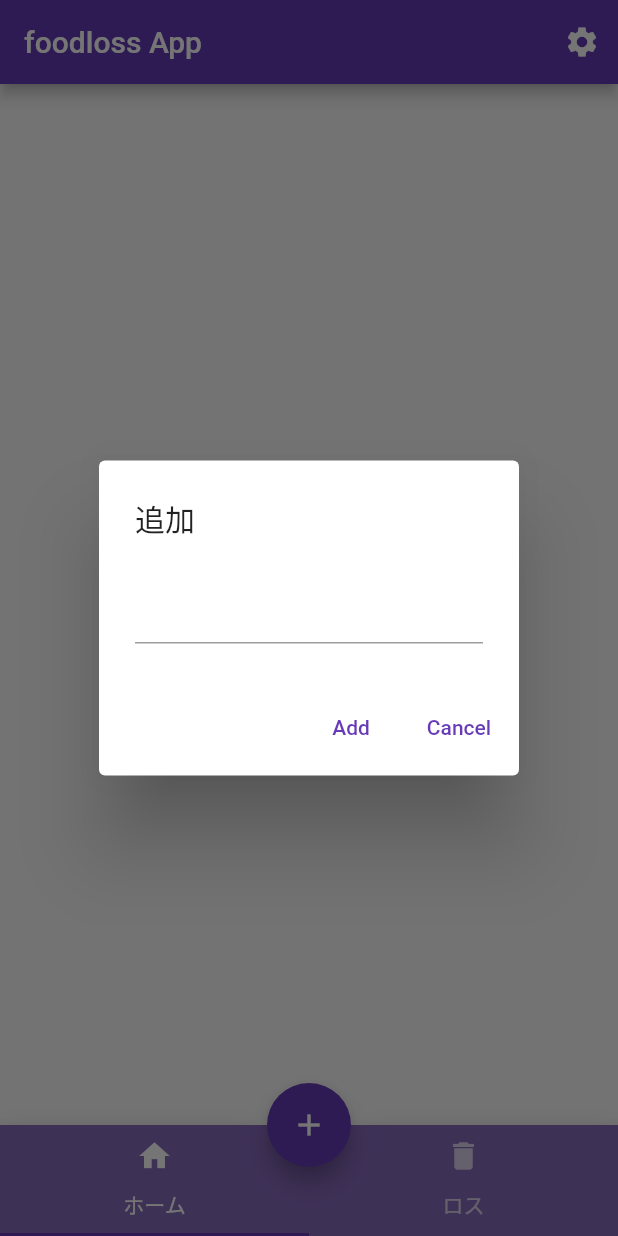
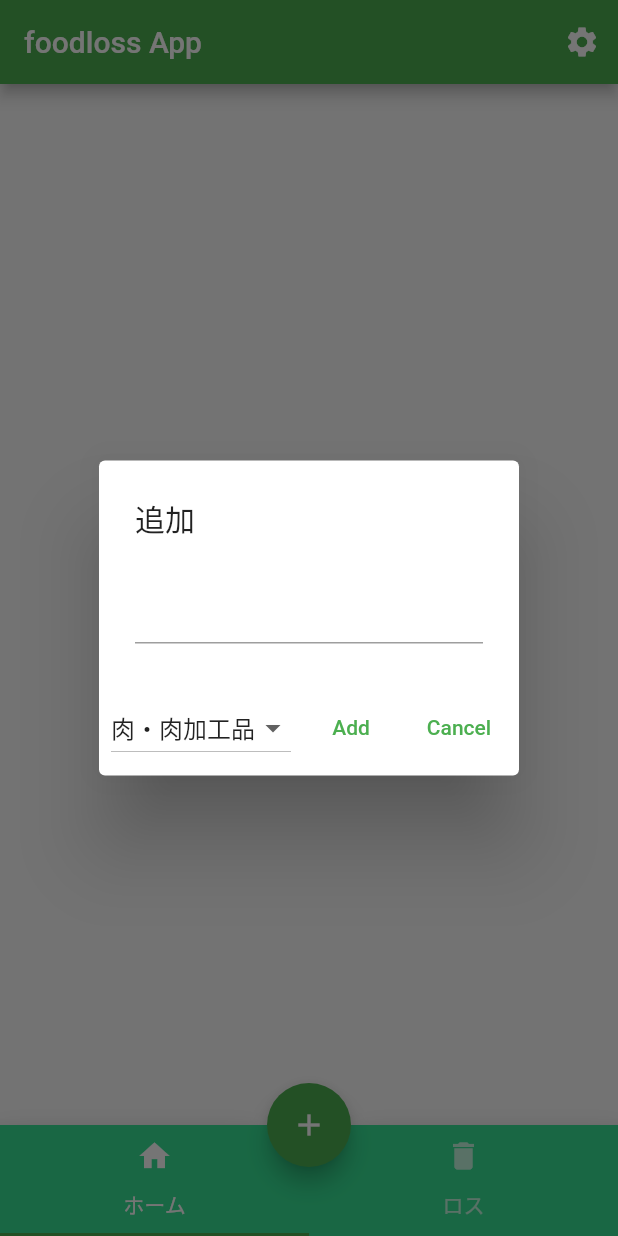
Before and after one commit to mksu000/foodloss2024, a Flutter app: the screen it shows after launch, after a tap on the "add" icon, on a phone screen of 412 x 824 dp. Run offline on Flutter 3.47's test engine with Material 2 defaults, Android fonts, the phone set to English and light mode, and no system bars; our stand-ins replace sqflite; accounts and stored records are empty.

Commit message:
カテゴリをセレクト可能

```diff
--- a/lib/DBtable.dart
+++ b/lib/DBtable.dart
@@ -56,7 +56,7 @@ class _FoodListScreen2State extends State<FoodListScreen2> {
               rows: memos.map((food) {
                 return DataRow(cells: [
                   DataCell(Text(food[FoodModel.columnId])),
-                  DataCell(Text("aaaa")),
+                  DataCell(Text(food[FoodModel.columcat]?? 'まだありません')),
                   DataCell(Text(food[FoodModel.columnContent])),
                 ]);
               }).toList(),
@@ -67,10 +67,12 @@ class _FoodListScreen2State extends State<FoodListScreen2> {
       floatingActionButton: FloatingActionButton(
         onPressed: () async {
           final content = await _showAddFoodDialog();
+          final selectedCat = await _showAddFoodDialog();
           if (content != null) {
             // Use the current time as a unique ID
             final id = DateTime.now().millisecondsSinceEpoch.toString();
-            await widget.foodModel.addFood(id, content);
+
+            await widget.foodModel.addFood(id, content,selectedCat!);
             setState(() {});
           }
         },
--- a/lib/main.dart
+++ b/lib/main.dart
@@ -29,7 +29,7 @@ class FoodApp extends StatelessWidget {
     return MaterialApp(
       title: '食品ロス',
       theme: ThemeData(
-        primarySwatch: Colors.deepPurple,
+        primarySwatch: Colors.green,
         fontFamily: 'Roboto',
       ),
       home: FoodListScreen(foodModel: foodModel),
@@ -50,12 +50,31 @@ class _FoodListScreenState extends State<FoodListScreen>
     with SingleTickerProviderStateMixin {
   List<Food> foods = [];
   TabController? _tabController;
+//カテゴリ
+
+  String? selectedCat = '肉・肉加工品';
+  List<String> lists = [];
 
   @override
   void initState() {
     super.initState();
     _tabController = TabController(length: 2, vsync: this);
     _loadFoods();
+    _loadCats();
+
+  }
+
+  Future<void> _loadCats() async {
+    var dbCat = await widget.foodModel.getCats();
+
+
+      lists = dbCat
+          .map((row) => row['category'].toString() )
+          .toList();
+
+        for(var str in lists){
+      print(str);
+    }
   }
 
   Future<void> _loadFoods() async {
@@ -125,7 +144,7 @@ class _FoodListScreenState extends State<FoodListScreen>
                       ),
                       trailing: const Icon(
                         Icons.chevron_right,
-                        color: Colors.deepPurple,
+                        color: Color.fromARGB(255, 60, 183, 58),
                       ),
                       onTap: () {
                         _navigateToFoodDetail(context, index);
@@ -137,6 +156,7 @@ class _FoodListScreenState extends State<FoodListScreen>
             },
           ),
           const Center(child: Text('ロスの内容')),
+
         ],
       ),
       floatingActionButtonLocation: FloatingActionButtonLocation.centerDocked,
@@ -145,12 +165,12 @@ class _FoodListScreenState extends State<FoodListScreen>
           _showAddFoodDialog(context);
         },
         child: const Icon(Icons.add),
-        backgroundColor: Colors.deepPurple,
+        backgroundColor: Colors.green,
       ),
       bottomNavigationBar: BottomAppBar(
         shape: const CircularNotchedRectangle(),
         child: Container(
-          color: const Color.fromARGB(255, 136, 106, 188),
+          color: Color.fromARGB(255, 54, 225, 148),
           child: TabBar(
             controller: _tabController,
             tabs: [
@@ -246,6 +266,8 @@ class _FoodListScreenState extends State<FoodListScreen>
     context: context,
     builder: (BuildContext dialogContext) {
       String newFood = '';
+      return StatefulBuilder(  // add this
+        builder: (BuildContext context, StateSetter setState) {  // and this
           return AlertDialog(
             title: const Text('追加'),
             content: TextField(
@@ -254,10 +276,23 @@ class _FoodListScreenState extends State<FoodListScreen>
               },
             ),
             actions: [
+              DropdownButton<String>(
+                items: lists
+                .map((String list)=>
+                    DropdownMenuItem(value: list ,child: Text(list)))
+                  .toList(),
+                onChanged: (String? value) {
+                  setState(() {
+                    selectedCat = value;
+                  });
+                },
+                value : selectedCat,
+              ),
               TextButton(
                 onPressed: () async {
                   final id = DateTime.now().millisecondsSinceEpoch.toString();
-                await widget.foodModel.addFood(id, newFood);
+                  // pass selectedCat to addFood function
+                  await widget.foodModel.addFood(id, newFood, selectedCat!);
                   _loadFoods();
                   Navigator.of(dialogContext).pop();
                 },
@@ -271,9 +306,12 @@ class _FoodListScreenState extends State<FoodListScreen>
               ),
             ],
           );
+        }  // and this
+      );  // and this
     },
   );
 }
+
 
   void _deleteFood(int index) async {
     await widget.foodModel.deleteFood(foods[index].id);
--- a/lib/memo.dart
+++ b/lib/memo.dart
@@ -2,24 +2,43 @@ import 'package:sqflite/sqflite.dart';
 
 class FoodModel {
   static const String tableFoods = 'foods';
+  static const String tableCat = 'Cat';
   static const String columnId = 'id';
   static const String columnContent = 'content';
-  static const String? columcat = 'cat';
+  static const String columcat = 'cat';
 
   late Database _database;
 
   Future<void> init() async {
     _database = await openDatabase(
-      'foodloss.db',
+      'foodloss２.db',
       version: 1,
-      onCreate: (db, version) {
-        return db.execute('''
+      onCreate: (db, version) async {
+        await db.execute('''
           CREATE TABLE $tableFoods (
             $columnId TEXT PRIMARY KEY,
             $columcat TEXT,
             $columnContent TEXT NOT NULL
           )
-        ''');
+
+          ''');
+
+        await db.execute('''
+           CREATE TABLE $tableCat (
+            category TEXT PRIMARY KEY
+          )
+          ''');
+
+        await db.execute('''
+          INSERT INTO $tableCat (category) VALUES
+             ('肉・肉加工品'),
+             ('水産物'),
+             ('野菜'),
+             ('果物'),
+             ('スイーツ')
+         ''');
+
+
       },
     );
   }
@@ -28,12 +47,17 @@ class FoodModel {
     return _database.query(tableFoods);
   }
 
-  Future<void> addFood(String id, String content) async {
+  Future<List<Map<String, dynamic>>> getCats() async {
+    return _database.query(tableCat);
+  }
+
+  Future<void> addFood(String id, String content, String selectedCat) async {
     await _database.insert(
       tableFoods,
       {
         columnId: id,
         columnContent: content,
+        columcat:selectedCat,
       },
     );
   }
```
Also changed, not shown: lib/notifi.dart (added, +109 -0 lines), 3 other files. Lines whose indentation alone changed are shown as unchanged.
